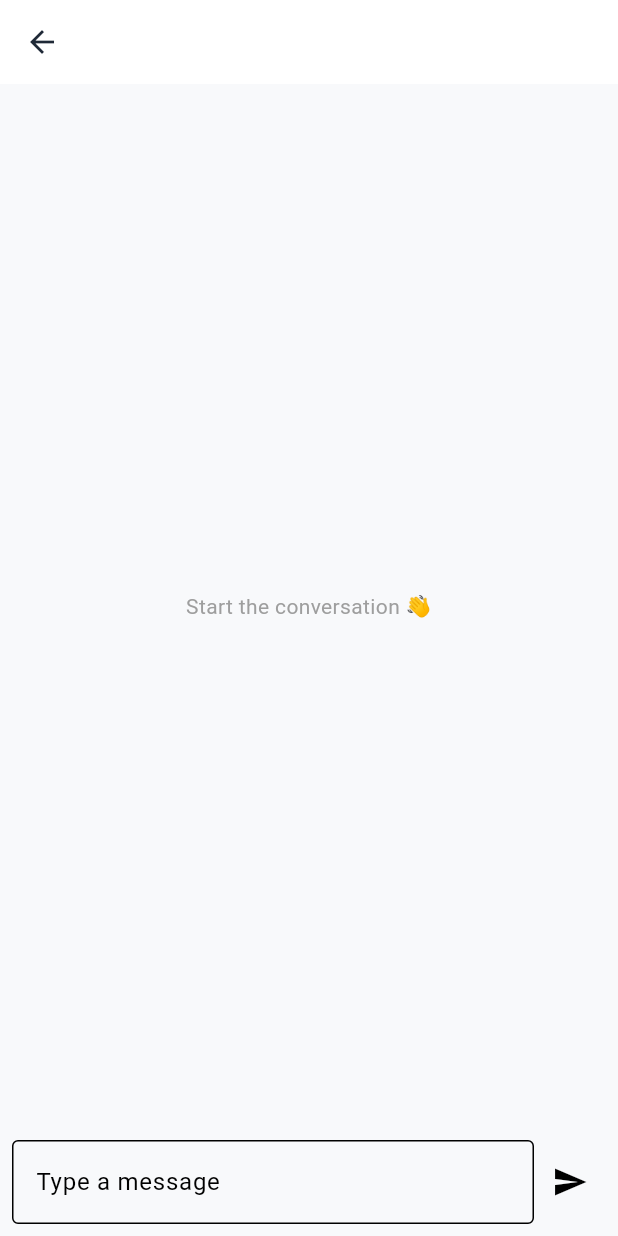
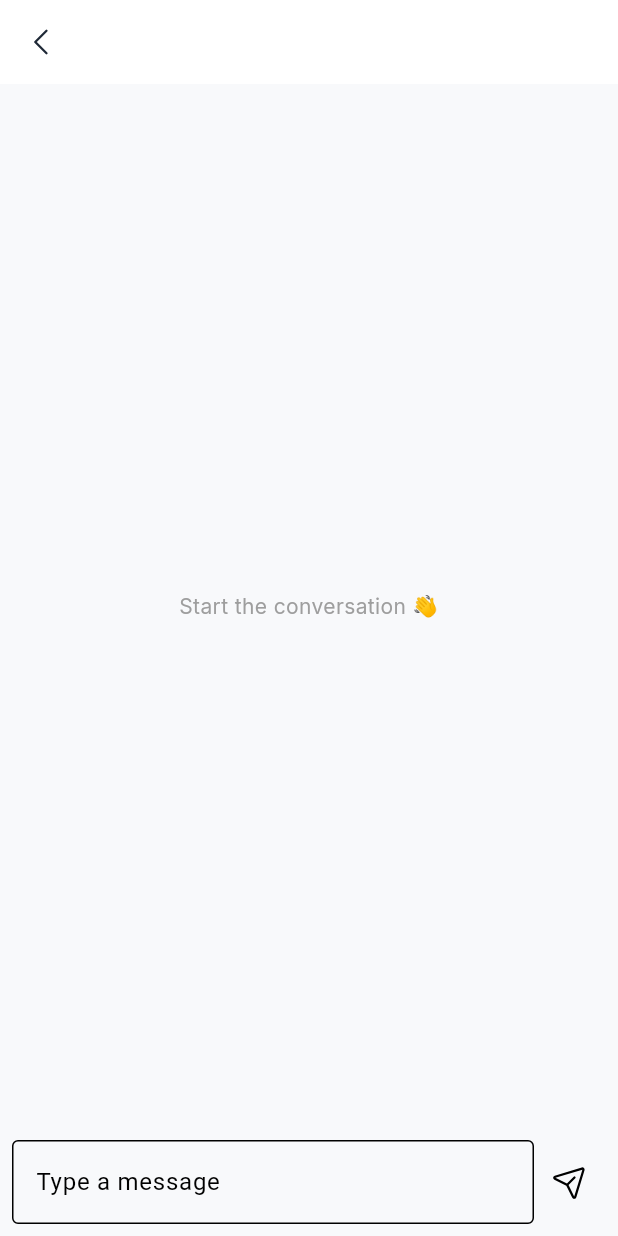
Before and after one commit to Debdaru07/MySivi-AI-Flutter-Assignment-, a Flutter app: the ChatScreen screen opened directly with empty values, on a phone screen of 412 x 824 dp. Run offline on Flutter 3.47's test engine with Material 3 defaults, Android fonts, the phone set to English and light mode, and no system bars; our stand-ins replace flutter_riverpod, google_fonts, phosphor_flutter.

Commit message:
inter text theme integrated

```diff
--- a/lib/core/theme/app_theme.dart
+++ b/lib/core/theme/app_theme.dart
@@ -1,4 +1,5 @@
 import 'package:flutter/material.dart';
+import 'package:google_fonts/google_fonts.dart';
 
 import '../constants/app_colors.dart';
 
@@ -16,9 +17,11 @@ class AppTheme {
       foregroundColor: AppColors.textPrimary,
       centerTitle: true,
     ),
-    textTheme: const TextTheme(
-      bodyMedium: TextStyle(color: AppColors.textPrimary, fontSize: 14),
-      bodySmall: TextStyle(color: AppColors.textSecondary, fontSize: 12),
+    textTheme: GoogleFonts.interTextTheme(
+      const TextTheme(
+        bodyMedium: TextStyle(color: AppColors.textPrimary, fontSize: 14),
+        bodySmall: TextStyle(color: AppColors.textSecondary, fontSize: 12),
+      ),
     ),
   );
 }
--- a/lib/features/chat/ui/chat_screen.dart
+++ b/lib/features/chat/ui/chat_screen.dart
@@ -1,5 +1,6 @@
 import 'package:flutter/material.dart';
 import 'package:flutter_riverpod/flutter_riverpod.dart';
+import 'package:phosphor_flutter/phosphor_flutter.dart';
 import '../../users/models/user_model.dart';
 import '../state/chat_provider.dart';
 import 'message_bubble.dart';
@@ -31,7 +32,13 @@ class _ChatScreenState extends ConsumerState<ChatScreen> {
     final messages = ref.watch(chatProvider);
 
     return Scaffold(
-      appBar: AppBar(title: Text(widget.user.name)),
+      appBar: AppBar(
+        title: Text(widget.user.name),
+        leading: IconButton(
+          icon: Icon(PhosphorIcons.caretLeft()),
+          onPressed: () => Navigator.pop(context),
+        ),
+      ),
       body: Column(
         children: [
           Expanded(
@@ -66,7 +73,7 @@ class _ChatScreenState extends ConsumerState<ChatScreen> {
                   ),
                 ),
                 IconButton(
-                  icon: const Icon(Icons.send),
+                  icon: Icon(PhosphorIcons.paperPlaneTilt()),
                   onPressed: () async {
                     final text = _textController.text.trim();
                     if (text.isEmpty) return;
--- a/lib/features/home/ui/home_screen.dart
+++ b/lib/features/home/ui/home_screen.dart
@@ -1,10 +1,10 @@
 import 'package:flutter/material.dart';
 import 'package:flutter_riverpod/flutter_riverpod.dart';
+import 'package:phosphor_flutter/phosphor_flutter.dart';
 import '../../../core/widgets/custom_bottom_nav.dart';
 import '../../offers/ui/offers_screen.dart';
 import '../../settings/ui/settings_screen.dart';
 import '../../users/state/users_provider.dart';
-import '../state/appbar_visibility_provider.dart';
 import '../state/home_tab_provider.dart';
 import '../models/home_tab.dart';
 import '../../users/ui/users_list_page.dart';
@@ -67,7 +67,7 @@ class _HomeScreenState extends ConsumerState<HomeScreen> {
                     context,
                   ).showSnackBar(const SnackBar(content: Text('User added')));
                 },
-                child: const Icon(Icons.add),
+                child: Icon(PhosphorIcons.plus()),
               )
               : null,
 
--- a/pubspec.yaml
+++ b/pubspec.yaml
@@ -15,6 +15,7 @@ dependencies:
   http: ^1.2.2
   intl: ^0.19.0
   phosphor_flutter: ^2.1.0
+  google_fonts: ^6.2.1
 
 dev_dependencies:
   flutter_test:
```
Also changed, not shown: pubspec.lock, 7 other files.
